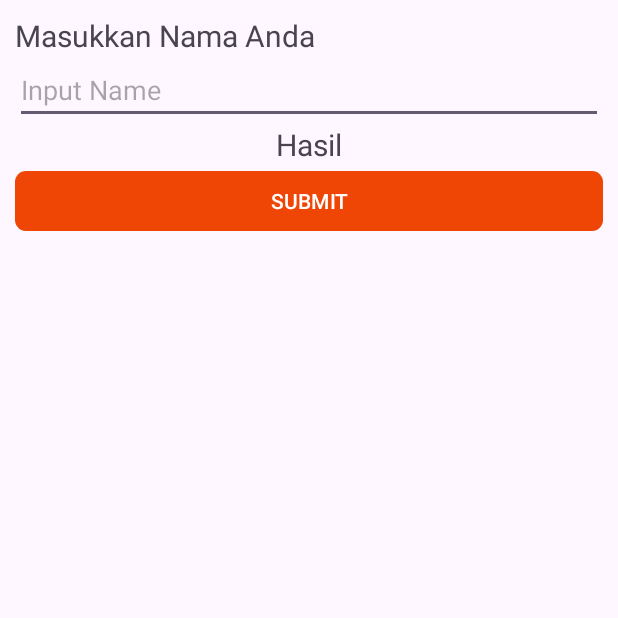
After one commit to abdaziz-04/CreativeApps_JMP, an Android app: the TugasEmpat screen opened directly, with no data from a screen before it, on a phone screen of 412 x 824 dp, the top half of it. The commit adds this screen. Run offline under Robolectric (Android 15) with nearby library versions, the phone set to English and light mode, and no system bars.

Commit message:
Mengerjakan tugas empat explicit

```diff
--- a/app/src/main/AndroidManifest.xml
+++ b/app/src/main/AndroidManifest.xml
@@ -12,6 +12,9 @@
         android:supportsRtl="true"
         android:theme="@style/Theme.DigitalTalentsScholarship"
         tools:targetApi="31">
+        <activity
+            android:name=".activity.TugasEmpat"
+            android:exported="false" />
         <activity
             android:name=".activity.RegisterActivity"
             android:exported="false" />
--- /dev/null
+++ b/app/src/main/java/com/pens/dts/activity/TugasEmpat.java
@@ -0,0 +1,29 @@
+package com.pens.dts.activity;
+
+import androidx.appcompat.app.AppCompatActivity;
+
+import android.os.Bundle;
+import android.view.View;
+import android.widget.EditText;
+import android.widget.TextView;
+
+import com.pens.dts.R;
+
+public class TugasEmpat extends AppCompatActivity {
+    TextView tvHasil;
+    EditText edInputNama;
+    @Override
+    protected void onCreate(Bundle savedInstanceState) {
+
+        super.onCreate(savedInstanceState);
+        setContentView(R.layout.activity_tugas_empat);
+
+        tvHasil = findViewById(R.id.tv_hasil);
+        edInputNama = findViewById((R.id.ed_inputNama));
+    }
+
+    public void postSubmit(View view) {
+        String name = edInputNama.getText().toString();
+        tvHasil.setText(name);
+    }
+}
--- a/app/src/main/res/layout/activity_launch.xml
+++ b/app/src/main/res/layout/activity_launch.xml
@@ -66,14 +66,15 @@
                 android:layout_width="308dp"
                 android:layout_height="53dp"
                 android:backgroundTint="@color/orange"
-                android:elevation="10dp"
+                android:elevation="2dp"
                 android:onClick="postLogin"
                 android:shadowColor="@color/abu"
                 android:shadowDx="3"
                 android:shadowDy="6"
                 android:shadowRadius="8"
                 android:text="Login"
-                app:cornerRadius="8dp" />
+                app:cornerRadius="8dp"
+                />
 
             <TextView
                 android:id="@+id/tv_blmpnyakun"
--- a/app/src/main/res/layout/activity_login.xml
+++ b/app/src/main/res/layout/activity_login.xml
@@ -69,7 +69,7 @@
                 android:layout_height="wrap_content"
                 android:ems="10"
                 android:inputType="text"
-                android:text="Masukkan Username"
+                android:hint="Masukkan Username"
                 android:textColor="@color/abu" />
 
             <TextView
@@ -103,6 +103,7 @@
                 android:layout_height="wrap_content"
                 android:layout_marginTop="9dp"
                 android:backgroundTint="@color/orange"
+                android:onClick="postSubmit"
                 android:text="Login"
                 app:cornerRadius="8dp" />
 
--- /dev/null
+++ b/app/src/main/res/layout/activity_tugas_empat.xml
@@ -0,0 +1,42 @@
+<?xml version="1.0" encoding="utf-8"?>
+<LinearLayout xmlns:android="http://schemas.android.com/apk/res/android"
+    xmlns:app="http://schemas.android.com/apk/res-auto"
+    xmlns:tools="http://schemas.android.com/tools"
+    android:id="@+id/tv_input_nama"
+    android:layout_width="match_parent"
+    android:layout_height="match_parent"
+    android:orientation="vertical"
+    android:padding="10dp"
+    tools:context=".activity.TugasEmpat">
+
+    <TextView
+        android:id="@+id/tv_inputNama"
+        android:layout_width="match_parent"
+        android:layout_height="wrap_content"
+        android:text="Masukkan Nama Anda"
+        android:textSize="20sp" />
+
+    <EditText
+        android:id="@+id/ed_inputNama"
+        android:layout_width="match_parent"
+        android:layout_height="wrap_content"
+        android:ems="10"
+        android:hint="Input Name"
+        android:inputType="text" />
+
+    <TextView
+        android:id="@+id/tv_hasil"
+        android:layout_width="match_parent"
+        android:layout_height="wrap_content"
+        android:text="Hasil"
+        android:textAlignment="center"
+        android:textSize="20sp" />
+
+    <Button
+        android:id="@+id/btn_data"
+        android:layout_width="match_parent"
+        android:layout_height="wrap_content"
+        android:onClick="postSubmit"
+        android:text="SUBMIT"
+        app:cornerRadius="7dp" />
+</LinearLayout>
```
Also changed, not shown: app/src/main/java/com/pens/dts/activity/LoginActivity.java (+20 -0 lines), app/src/main/java/com/pens/dts/activity/MainActivity.java (+14 -1 lines), app/src/main/res/layout/activity_main.xml (+15 -0 lines).
